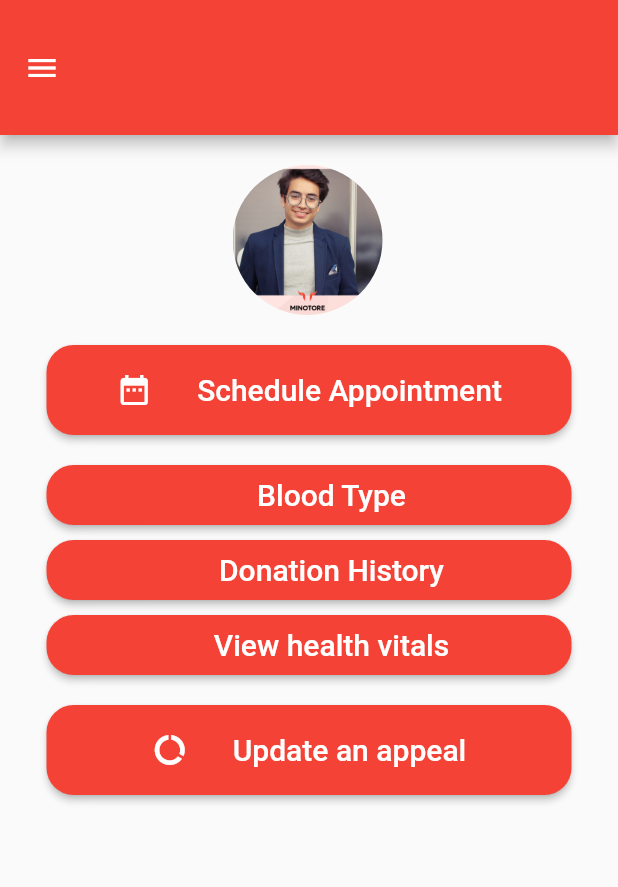
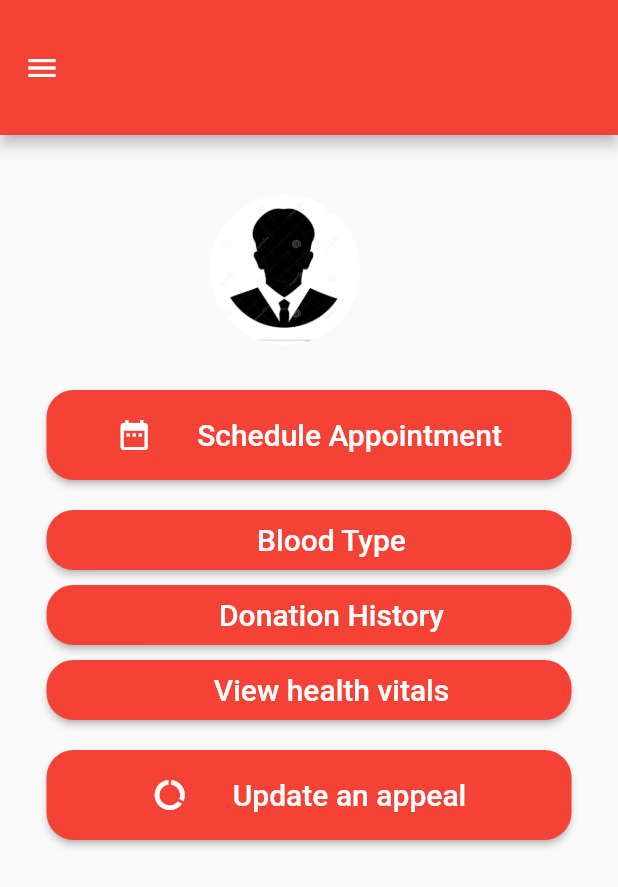
Before and after one commit to tmarmedaziz/idonate, a Flutter app: the Profile screen opened directly, on a phone screen of 412 x 824 dp. Shown: the top 887 px of the screen. Run offline on Flutter 3.47's test engine with Material 2 defaults, Android fonts, the phone set to English and light mode, and no system bars; our stand-ins replace animated_splash_screen, cloud_firestore, firebase_auth, firebase_core, fluttertoast; accounts and stored records are empty.

Commit message:
final modifications

```diff
--- a/lib/model/user_model.dart
+++ b/lib/model/user_model.dart
@@ -6,22 +6,26 @@ class UserModel {
   String? email;
   String? firstName;
   String? lastName;
-  //DateTime? dateBirth;
-  //String? gender;
+  String? dateBirth;
+  String? gender;
 
-  UserModel({this.uid, this.email, this.firstName, this.lastName});
-  //date and gender
+  UserModel(
+      {this.uid,
+      this.email,
+      this.firstName,
+      this.lastName,
+      this.dateBirth,
+      this.gender});
 
   // receiving data from servor
   factory UserModel.fromMap(map) {
     return UserModel(
-      uid: map['uid'],
-      email: map['email'],
-      firstName: map['firstName'],
-      lastName: map['lastName'],
-    );
-    //dateBirth: map['dateBirth'],
-    //gender: map['gender']);
+        uid: map['uid'],
+        email: map['email'],
+        firstName: map['firstName'],
+        lastName: map['lastName'],
+        dateBirth: map['dateBirth'],
+        gender: map['gender']);
   }
 
   // sending data to server
@@ -31,8 +35,8 @@ class UserModel {
       'email': email,
       'firstName': firstName,
       'lastName': lastName,
-      //'dateBirth': dateBirth,
-      //'gender': gender,
+      'dateBirth': dateBirth,
+      'gender': gender,
     };
   }
 }
--- a/lib/screens/profile.dart
+++ b/lib/screens/profile.dart
@@ -138,13 +138,14 @@ class _ProfileState extends State<Profile> {
         child: Column(
           mainAxisAlignment: MainAxisAlignment.center, //AA
           children: [
+            const SizedBox(height: 20),
             Row(
               children: [
                 Container(
-                  padding: EdgeInsets.only(top: 20, left: 155),
+                  padding: const EdgeInsets.only(top: 20, left: 140),
                   child: ClipOval(
                     child: Image.asset(
-                      "Assets/image2.jpg",
+                      "Assets/profile_pic.jpg",
                       height: 100,
                       width: 100,
                       fit: BoxFit.cover,
@@ -153,7 +154,7 @@ class _ProfileState extends State<Profile> {
                 ),
               ],
             ),
-            const SizedBox(height: 20),
+            const SizedBox(height: 30),
             SizedBox(
               width: 350,
               height: 60,
```
Also changed, not shown: lib/screens/registration.dart (+3 -15 lines), lib/screens/type.dart (+1 -11 lines), Assets/profile_pic.jpg (added).
